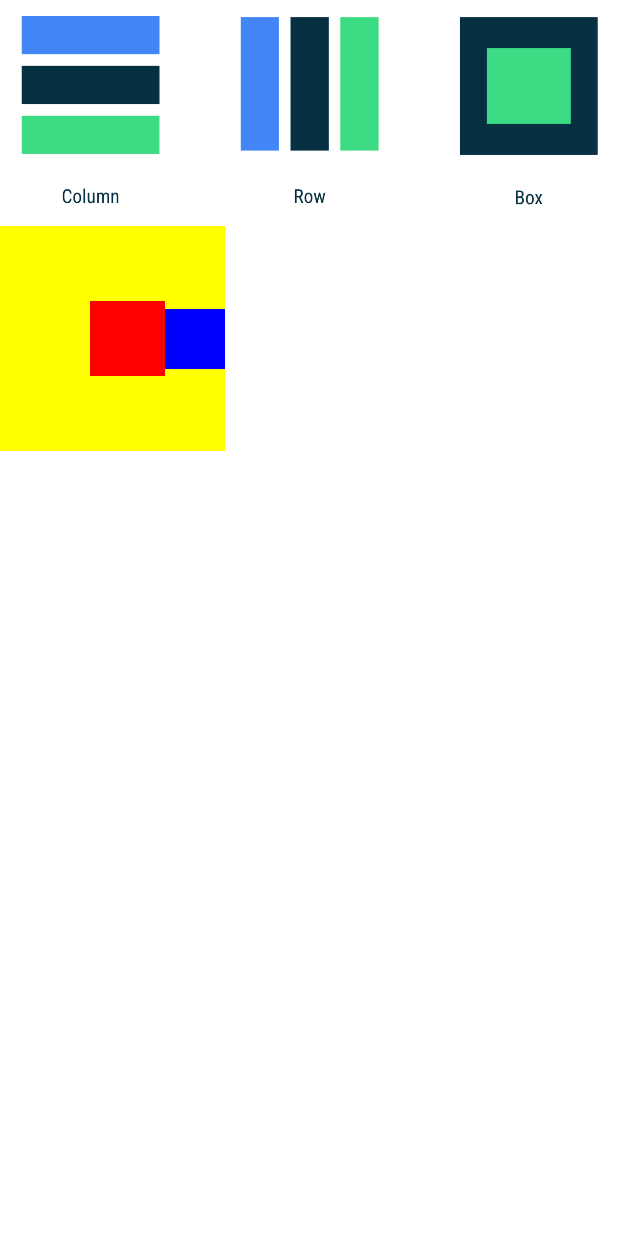
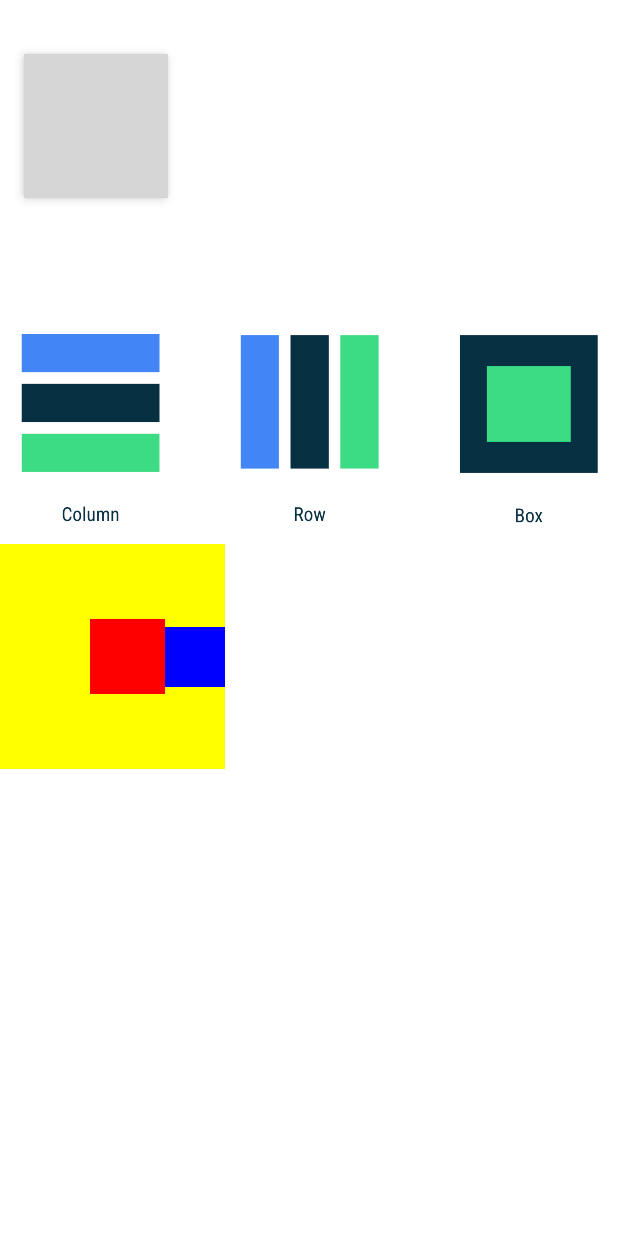
Before and after one commit to thatCbin/ComposeUi, an Android app built with Jetpack Compose: the LayoutActivity screen opened directly, with no data from a screen before it, on a phone screen of 412 x 824 dp. Run offline under Robolectric (Android 15) with nearby library versions, the phone set to English and light mode, and no system bars; grey boxes are pictures that could not be loaded.

Commit message:
更多Compose用法

```diff
--- a/app/src/main/java/com/cbin/compseui/layout/LayoutActivity.kt
+++ b/app/src/main/java/com/cbin/compseui/layout/LayoutActivity.kt
@@ -3,11 +3,14 @@ package com.cbin.compseui.layout
 import android.content.Context
 import android.content.Intent
 import android.os.Bundle
+import android.widget.Toast
 import androidx.activity.ComponentActivity
 import androidx.activity.compose.setContent
 import androidx.compose.foundation.Image
 import androidx.compose.foundation.background
+import androidx.compose.foundation.clickable
 import androidx.compose.foundation.layout.*
+import androidx.compose.material.Card
 import androidx.compose.runtime.Composable
 import androidx.compose.ui.Alignment
 import androidx.compose.ui.Modifier
@@ -34,6 +37,18 @@ class LayoutActivity : ComponentActivity() {
         }
     }
 
+    fun C1(): Unit {
+        Toast.makeText(this, "1", Toast.LENGTH_LONG).show()
+    }
+
+    fun C2(): Unit {
+        Toast.makeText(this, "2", Toast.LENGTH_LONG).show()
+    }
+
+    fun C3(): Unit {
+        Toast.makeText(this, "3", Toast.LENGTH_LONG).show()
+    }
+
     /**
      * ui
      */
@@ -41,6 +56,10 @@ class LayoutActivity : ComponentActivity() {
     @Composable
     fun ComposableUi() {
         Column() {
+            ArtistCard1(onClick = { C1() })
+            ArtistCard2(onClick = { C2() })
+            ArtistCard3(onClick = { C3() })
+
             Image(painter = painterResource(R.drawable.item_pay_chicked), contentDescription = "")
 
             Row(
@@ -68,6 +87,54 @@ class LayoutActivity : ComponentActivity() {
 
     }
 
+
+    @Composable
+    fun ArtistCard1(
+        onClick: () -> Unit
+    ) {
+        Column(
+            modifier = Modifier
+                .clickable(onClick = onClick)
+                .padding(16.dp)
+                .fillMaxWidth()
+        ) {
+            Row(verticalAlignment = Alignment.CenterVertically) { /*...*/ }
+            Spacer(Modifier.size(20.dp))
+            Card(elevation = 4.dp) {
+                Image(
+                    painter = painterResource(id = R.drawable.ic_mod),
+                    contentDescription = ""
+                )
+            }
+        }
+    }
+
+    @Composable
+    fun ArtistCard2(onClick: () -> Unit) {
+        val padding = 16.dp
+        Column(
+            modifier = Modifier
+                .clickable(onClick = onClick)
+                .padding(padding)
+                .fillMaxWidth()
+        ) {
+            // rest of the implementation
+        }
+    }
+
+    @Composable
+    fun ArtistCard3(onClick: () -> Unit) {
+        val padding = 16.dp
+        Column(
+            Modifier
+                .padding(padding)
+                .clickable(onClick = onClick)
+                .fillMaxWidth()
+        ) {
+            // rest of the implementation
+        }
+    }
+
     companion object {
         fun start(context: Context) {
             context.startActivity(Intent(context, LayoutActivity::class.java))
```
